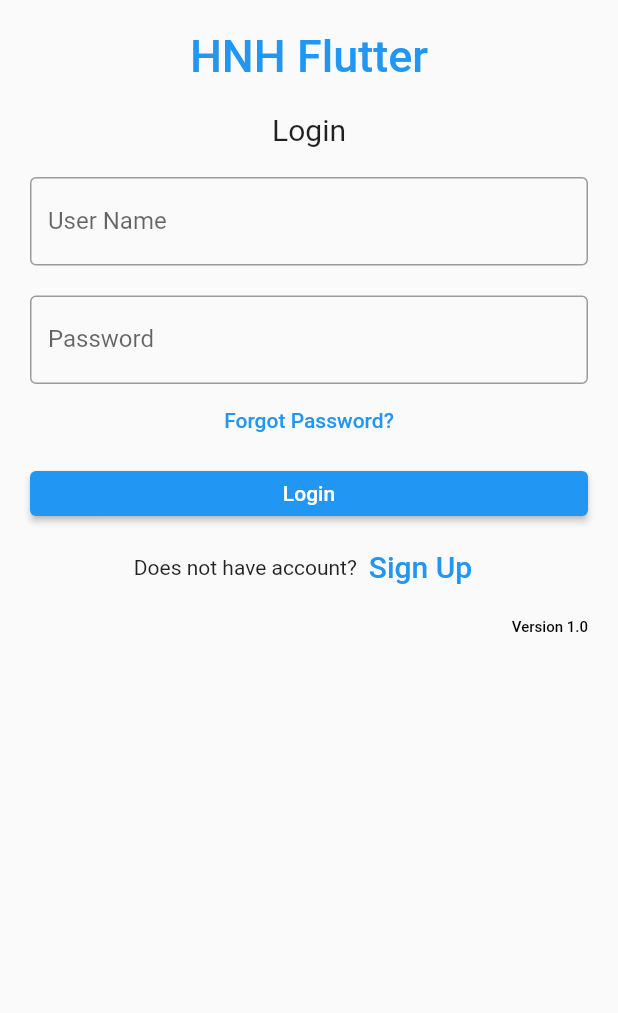
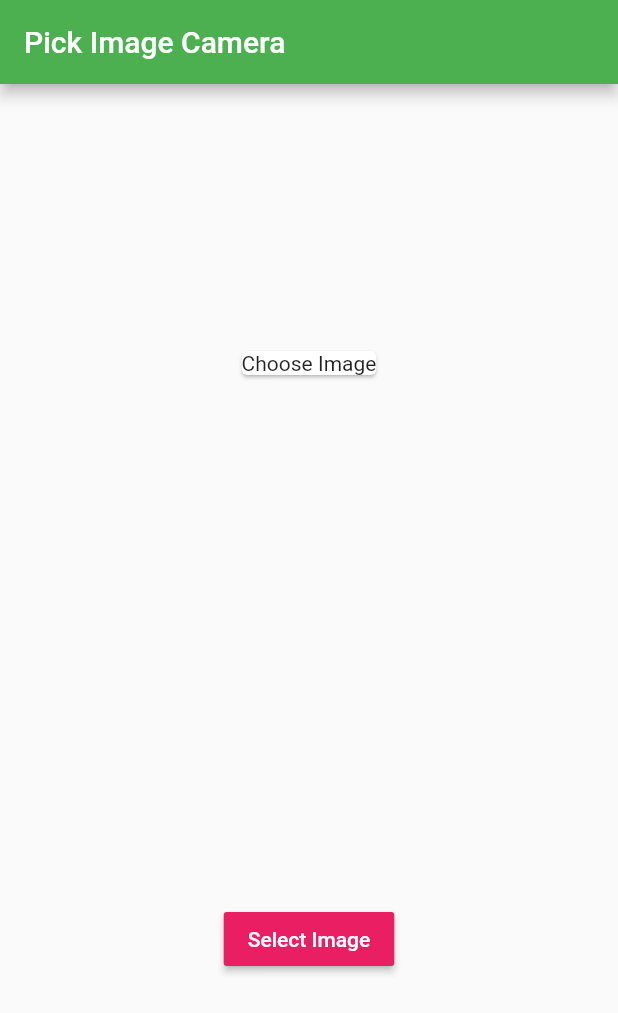
Before and after one commit to AppDev321/Employee-App, a Flutter app: the screen it shows after launch, on a phone screen of 412 x 824 dp. Shown: the top 1013 px of the screen. Run offline on Flutter 3.47's test engine with Material 2 defaults, Android fonts, the phone set to English and light mode, and no system bars; our stand-ins replace dio, image_picker, retrofit; missing offline and left inert: splash_screen_view; generated files the repository leaves out were written again.

Commit message:
Image Picker

```diff
--- /dev/null
+++ b/lib/pages/imagepicker.dart
@@ -0,0 +1,100 @@
+import 'dart:io';
+
+import 'package:flutter/material.dart';
+import 'package:image_picker/image_picker.dart';
+
+class CameraWidget extends StatefulWidget{
+  @override
+  State<StatefulWidget> createState() {
+    // TODO: implement createState
+    return CameraWidgetState();
+  }
+
+}
+
+class CameraWidgetState extends State<CameraWidget>{
+  PickedFile? imageFile=null;
+  Future<void>_showChoiceDialog(BuildContext context)
+  {
+    return showDialog(context: context,builder: (BuildContext context){
+
+      return AlertDialog(
+        title: Text("Choose option",style: TextStyle(color: Colors.blue),),
+        content: SingleChildScrollView(
+          child: ListBody(
+            children: [
+              Divider(height: 1,color: Colors.blue,),
+              ListTile(
+                onTap: (){
+                  _openGallery(context);
+                },
+                title: Text("Gallery"),
+                leading: Icon(Icons.account_box,color: Colors.blue,),
+              ),
+
+              Divider(height: 1,color: Colors.blue,),
+              ListTile(
+                onTap: (){
+                  _openCamera(context);
+                },
+                title: Text("Camera"),
+                leading: Icon(Icons.camera,color: Colors.blue,),
+              ),
+            ],
+          ),
+        ),);
+    });
+  }
+  @override
+  Widget build(BuildContext context) {
+    // TODO: implement build
+    return  Scaffold(
+      appBar: AppBar(
+        title: Text("Pick Image Camera"),
+        backgroundColor: Colors.green,
+      ),
+      body: Center(
+        child: Container(
+          child: Column(
+            mainAxisAlignment: MainAxisAlignment.spaceAround,
+            children: [
+              Card(
+                child:( imageFile==null)?Text("Choose Image"): Image.file( File(  imageFile!.path)),
+              ),
+              MaterialButton(
+                textColor: Colors.white,
+                color: Colors.pink,
+                onPressed: (){
+                  _showChoiceDialog(context);
+                },
+                child: Text("Select Image"),
+
+              )
+            ],
+          ),
+        ),
+      ),
+    );
+  }
+
+  void _openGallery(BuildContext context) async{
+    final pickedFile = await ImagePicker().getImage(
+      source: ImageSource.gallery ,
+    );
+    setState(() {
+      imageFile = pickedFile!;
+    });
+
+    Navigator.pop(context);
+  }
+
+  void _openCamera(BuildContext context)  async{
+    final pickedFile = await ImagePicker().getImage(
+      source: ImageSource.camera ,
+    );
+    setState(() {
+      imageFile = pickedFile!;
+    });
+    Navigator.pop(context);
+  }
+}
--- a/pubspec.yaml
+++ b/pubspec.yaml
@@ -25,7 +25,7 @@ dev_dependencies:
 
   build_runner: ^2.0.6
   retrofit_generator: ^2.0.0+3
-
+  image_picker: ^0.8.3+3
 flutter:
   uses-material-design: true
 
```
Also changed, not shown: lib/main.dart (+8 -1 lines), pubspec.lock.
